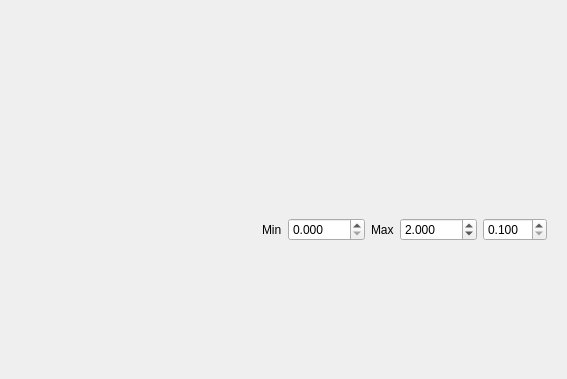
Qt form frontend/MotorGraph.ui (YCP-Rev-Metrix/BallSpinner-Controller-v2) before a commit; both pictures show x 337 to 904 and y 485 to 864 of the 904 by 864 pixel window.
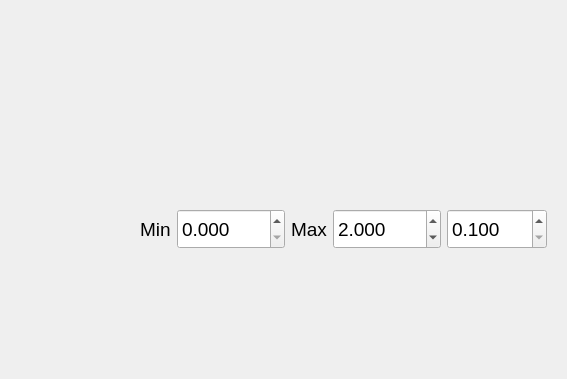
The same form after that commit. Custom widgets are drawn as their Qt base class.

```diff
--- a/frontend/MotorGraph.ui
+++ b/frontend/MotorGraph.ui
@@ -152,6 +152,11 @@
       </item>
       <item>
        <widget class="QLabel" name="lblXMin">
+        <property name="font">
+         <font>
+          <pointsize>14</pointsize>
+         </font>
+        </property>
         <property name="text">
          <string>Min</string>
         </property>
@@ -159,6 +164,17 @@
       </item>
       <item>
        <widget class="QDoubleSpinBox" name="dsbMinX">
+        <property name="minimumSize">
+         <size>
+          <width>100</width>
+          <height>40</height>
+         </size>
+        </property>
+        <property name="font">
+         <font>
+          <pointsize>14</pointsize>
+         </font>
+        </property>
         <property name="decimals">
          <number>3</number>
         </property>
@@ -169,6 +185,11 @@
       </item>
       <item>
        <widget class="QLabel" name="lblXMax">
+        <property name="font">
+         <font>
+          <pointsize>14</pointsize>
+         </font>
+        </property>
         <property name="text">
          <string>Max</string>
         </property>
@@ -176,6 +197,17 @@
       </item>
       <item>
        <widget class="QDoubleSpinBox" name="dsbMaxX">
+        <property name="minimumSize">
+         <size>
+          <width>100</width>
+          <height>40</height>
+         </size>
+        </property>
+        <property name="font">
+         <font>
+          <pointsize>14</pointsize>
+         </font>
+        </property>
         <property name="decimals">
          <number>3</number>
         </property>
@@ -189,6 +221,17 @@
       </item>
       <item>
        <widget class="QDoubleSpinBox" name="dsbLookBackSeconds">
+        <property name="minimumSize">
+         <size>
+          <width>100</width>
+          <height>40</height>
+         </size>
+        </property>
+        <property name="font">
+         <font>
+          <pointsize>14</pointsize>
+         </font>
+        </property>
         <property name="enabled">
          <bool>true</bool>
         </property>
```
